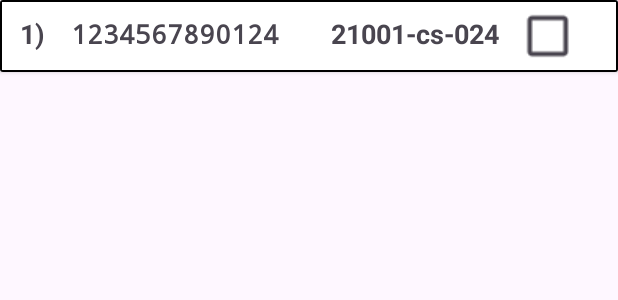
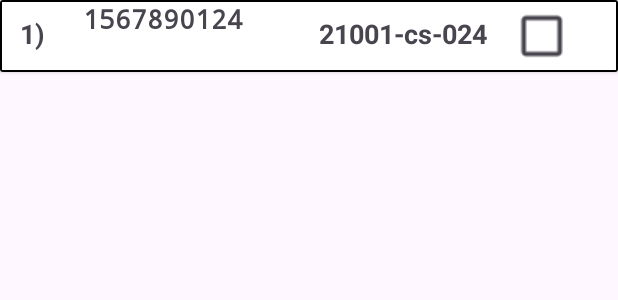
Before and after one commit to vineelvanjari/CollegeAttendence, an Android app: the layout activity_attendence_design.xml on its own in the app's theme, with its tools: preview values and no code run, on a phone screen of 412 x 824 dp. Shown: the top 300 px of the screen. Run offline under Robolectric (Android 15) with nearby library versions, the phone set to English and light mode, and no system bars.

Commit message:
student name updated

```diff
--- a/app/src/main/res/layout/activity_attendence_design.xml
+++ b/app/src/main/res/layout/activity_attendence_design.xml
@@ -25,11 +25,11 @@
         <TextView
             android:id="@+id/studentName"
             android:layout_width="wrap_content"
-            android:layout_height="wrap_content"
-            android:text="1234567890124"
+            android:layout_height="match_parent"
+            android:text="1567890124"
             android:maxEms="15"
             android:layout_weight="1"
-            android:gravity="left|center"
+            android:textAlignment="viewStart"
             android:textStyle="bold"
             android:fontFamily="monospace"
             android:textSize="@dimen/_14sdp"
```
Also changed, not shown: 1 other file.
